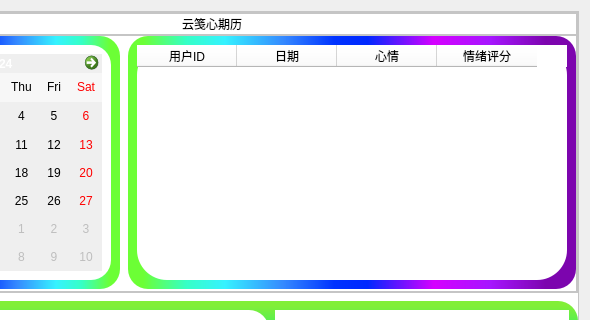
Before: the Qt Designer form FinalProject/mood_calendar_window.ui in musuwer/QtCourse, drawn with Qt 5; both pictures show x 192 to 782 and y 0 to 320 of the 782 by 593 pixel window.
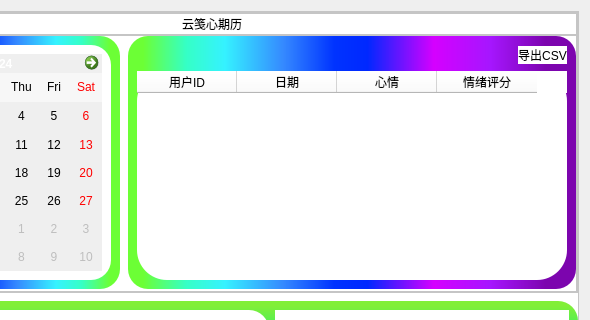
After: the same form once the commit is applied. Icons and pictures are not drawn.

Commit message: “完善页面的数据导出功能”

Patch:
```diff
--- a/FinalProject/mood_calendar_window.ui
+++ b/FinalProject/mood_calendar_window.ui
@@ -300,6 +300,56 @@
                  <enum>QFrame::Raised</enum>
                 </property>
                 <layout class="QVBoxLayout" name="verticalLayout_4">
+                 <item>
+                  <layout class="QHBoxLayout" name="horizontalLayout_export">
+                   <item>
+                    <spacer name="horizontalSpacer_export">
+                     <property name="orientation">
+                      <enum>Qt::Orientation::Horizontal</enum>
+                     </property>
+                     <property name="sizeHint" stdset="0">
+                      <size>
+                       <width>40</width>
+                       <height>20</height>
+                      </size>
+                     </property>
+                    </spacer>
+                   </item>
+                   <item>
+                    <widget class="QPushButton" name="export_csv_pushButton">
+                     <property name="sizePolicy">
+                      <sizepolicy hsizetype="Minimum" vsizetype="Fixed">
+                       <horstretch>0</horstretch>
+                       <verstretch>0</verstretch>
+                      </sizepolicy>
+                     </property>
+                     <property name="styleSheet">
+                      <string notr="true">#export_csv_pushButton:hover{
+    background-color: rgb(196, 196, 196);
+    border-radius:8px;
+    color: rgb(0, 0, 0);
+}
+#export_csv_pushButton:pressed{
+    padding-top:3px;
+    padding-left:3px;
+}
+#export_csv_pushButton{
+    border-radius:20px;
+}
+
+</string>
+                     </property>
+                     <property name="text">
+                      <string>导出CSV</string>
+                     </property>
+                     <property name="icon">
+                      <iconset resource="res1.qrc">
+                       <normaloff>:/icons/res1/icons/Exportfile.png</normaloff>:/icons/res1/icons/Exportfile.png</iconset>
+                     </property>
+                    </widget>
+                   </item>
+                  </layout>
+                 </item>
                  <item>
                   <widget class="QTableWidget" name="annou_info_tableWidget">
                    <property name="styleSheet">
```
Left out of the diff: 104 changed lines with no effect on the pictures. The commit also changes 3 other files.
